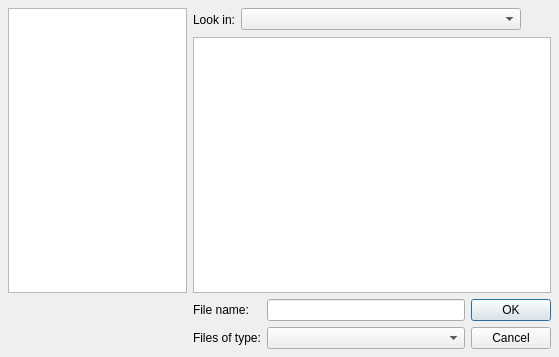
wildmichael/ParaView3-enhancements-old, file GUI/Client/Widgets/pqFileDialog.ui: the form before one commit.
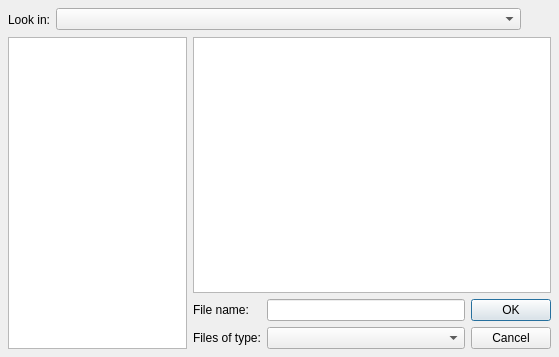
The form after the commit.

Commit message: ENH: pqFileDialog layout is closer to the standard Win32 file dialog

```diff
--- a/GUI/Client/Widgets/pqFileDialog.ui
+++ b/GUI/Client/Widgets/pqFileDialog.ui
@@ -22,53 +22,6 @@
    <property name="spacing" >
     <number>6</number>
    </property>
-   <item row="0" column="1" >
-    <layout class="QHBoxLayout" >
-     <property name="margin" >
-      <number>0</number>
-     </property>
-     <property name="spacing" >
-      <number>6</number>
-     </property>
-     <item>
-      <widget class="QLabel" name="label_3" >
-       <property name="sizePolicy" >
-        <sizepolicy>
-         <hsizetype>1</hsizetype>
-         <vsizetype>5</vsizetype>
-         <horstretch>0</horstretch>
-         <verstretch>0</verstretch>
-        </sizepolicy>
-       </property>
-       <property name="text" >
-        <string>Look in:</string>
-       </property>
-      </widget>
-     </item>
-     <item>
-      <widget class="QComboBox" name="parents" >
-       <property name="sizePolicy" >
-        <sizepolicy>
-         <hsizetype>7</hsizetype>
-         <vsizetype>0</vsizetype>
-         <horstretch>0</horstretch>
-         <verstretch>0</verstretch>
-        </sizepolicy>
-       </property>
-      </widget>
-     </item>
-     <item>
-      <widget class="QToolButton" name="navigateUp" >
-       <property name="text" >
-        <string/>
-       </property>
-       <property name="autoRaise" >
-        <bool>true</bool>
-       </property>
-      </widget>
-     </item>
-    </layout>
-   </item>
    <item row="1" column="1" >
     <widget class="QTreeView" name="files" >
      <property name="sizePolicy" >
@@ -81,18 +34,6 @@
      </property>
     </widget>
    </item>
-   <item rowspan="2" row="0" column="0" >
-    <widget class="QListView" name="favorites" >
-     <property name="sizePolicy" >
-      <sizepolicy>
-       <hsizetype>7</hsizetype>
-       <vsizetype>7</vsizetype>
-       <horstretch>1</horstretch>
-       <verstretch>0</verstretch>
-      </sizepolicy>
-     </property>
-    </widget>
-   </item>
    <item row="2" column="1" >
     <layout class="QGridLayout" >
      <property name="margin" >
@@ -137,6 +78,65 @@
      </item>
     </layout>
    </item>
+   <item rowspan="2" row="1" column="0" >
+    <widget class="QListView" name="favorites" >
+     <property name="sizePolicy" >
+      <sizepolicy>
+       <hsizetype>7</hsizetype>
+       <vsizetype>7</vsizetype>
+       <horstretch>1</horstretch>
+       <verstretch>0</verstretch>
+      </sizepolicy>
+     </property>
+    </widget>
+   </item>
+   <item row="0" column="0" colspan="2" >
+    <layout class="QHBoxLayout" >
+     <property name="margin" >
+      <number>0</number>
+     </property>
+     <property name="spacing" >
+      <number>6</number>
+     </property>
+     <item>
+      <widget class="QLabel" name="label_3" >
+       <property name="sizePolicy" >
+        <sizepolicy>
+         <hsizetype>1</hsizetype>
+         <vsizetype>5</vsizetype>
+         <horstretch>0</horstretch>
+         <verstretch>0</verstretch>
+        </sizepolicy>
+       </property>
+       <property name="text" >
+        <string>Look in:</string>
+       </property>
+      </widget>
+     </item>
+     <item>
+      <widget class="QComboBox" name="parents" >
+       <property name="sizePolicy" >
+        <sizepolicy>
+         <hsizetype>7</hsizetype>
+         <vsizetype>0</vsizetype>
+         <horstretch>0</horstretch>
+         <verstretch>0</verstretch>
+        </sizepolicy>
+       </property>
+      </widget>
+     </item>
+     <item>
+      <widget class="QToolButton" name="navigateUp" >
+       <property name="text" >
+        <string/>
+       </property>
+       <property name="autoRaise" >
+        <bool>true</bool>
+       </property>
+      </widget>
+     </item>
+    </layout>
+   </item>
   </layout>
  </widget>
  <pixmapfunction></pixmapfunction>
```
